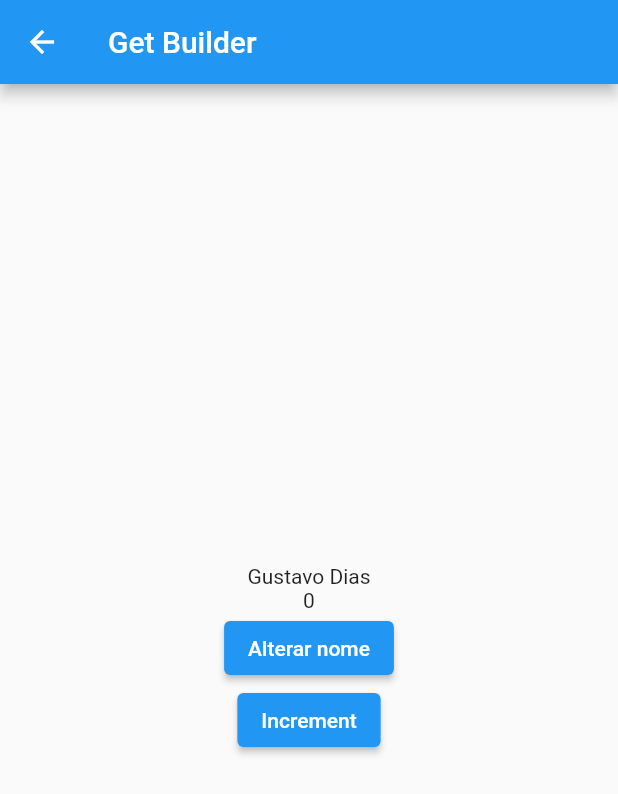
After one commit to 2DevGs/get_state_manager, a Flutter app: the screen it shows after launch, after a tap on "Get Builder", on a phone screen of 412 x 824 dp. The commit adds this screen. Shown: the top 794 px of the screen. Run offline on Flutter 3.47's test engine with Material 2 defaults, Android fonts, the phone set to English and light mode, and no system bars; our stand-ins replace get.

```diff
--- /dev/null
+++ b/lib/getbuilder/get_builder_controller.dart
@@ -0,0 +1,20 @@
+
+import 'package:get/get.dart';
+
+class GetBuilderController extends GetxController {
+
+  var nome = 'Gustavo Dias';
+
+  int contador = 0;
+
+  void alterarNome() {
+    nome = 'Gustaf Serano';
+    update();
+  }
+
+  void increment() {
+    contador++;
+    update(['contador']);
+  }
+
+}
--- /dev/null
+++ b/lib/getbuilder/get_builder_page.dart
@@ -0,0 +1,46 @@
+import 'package:flutter/material.dart';
+import 'package:get/get.dart';
+import 'package:get_state_manager/getbuilder/get_builder_controller.dart';
+
+class GetBuilderPage extends StatelessWidget {
+  const GetBuilderPage({super.key});
+
+  @override
+  Widget build(BuildContext context) {
+    return Scaffold(
+      appBar: AppBar(
+        title: const Text('Get Builder'),
+      ),
+      body: Center(
+        child: GetBuilder<GetBuilderController>(builder: (controller) {
+          debugPrint('######## GetBuilder Geral########################');
+          return Column(
+            mainAxisAlignment: MainAxisAlignment.center,
+            children: [
+              Text(controller.nome),
+              GetBuilder<GetBuilderController>(
+                id: 'contador',
+                builder: (controller) {
+                  debugPrint('######## GetBuilder Contador ########################');
+                  return Text(controller.contador.toString());
+                },
+              ),
+              ElevatedButton(
+                onPressed: () {
+                  controller.alterarNome();
+                },
+                child: const Text('Alterar nome'),
+              ),
+              ElevatedButton(
+                onPressed: () {
+                  controller.increment();
+                },
+                child: const Text('Increment'),
+              ),
+            ],
+          );
+        }),
+      ),
+    );
+  }
+}
--- a/lib/home_page.dart
+++ b/lib/home_page.dart
@@ -80,6 +80,18 @@ class HomePage extends StatelessWidget {
               },
               child: const Text('First Rebuild'),
             ),
+            TextButton(
+              onPressed: () {
+                Get.toNamed('/getBuilder');
+              },
+              child: const Text('Get Builder'),
+            ),
+            TextButton(
+              onPressed: () {
+                Get.toNamed('/fullLifeCycleController');
+              },
+              child: const Text('Full Life Cycle Controller'),
+            ),
           ],
         ),
       ),
--- a/lib/main.dart
+++ b/lib/main.dart
@@ -4,9 +4,13 @@ import 'package:get/get.dart';
 import 'atualizacao/atuzalizacao_objetos_page.dart';
 import 'basico/reatividade_page.dart';
 import 'controllers/controllers_home_page.dart';
+import 'controllers/full_life_cycle_controller/example_full_life_cycle_controller.dart';
+import 'controllers/full_life_cycle_controller/example_full_life_cycle_page.dart';
 import 'controllers/getxcontroller_example/controller.dart';
 import 'controllers/getxcontroller_example/getx_controller_example_page.dart';
 import 'firstRebuild/first_rebuild_page.dart';
+import 'getbuilder/get_builder_controller.dart';
+import 'getbuilder/get_builder_page.dart';
 import 'getx_widget/getx_widget_controller.dart';
 import 'getx_widget/getx_widget_page.dart';
 import 'home_page.dart';
@@ -91,7 +95,17 @@ class MyApp extends StatelessWidget {
         ),
         GetPage(
           name: '/firstRebuild',
-          page: () => FirstRebuildPage(),
+          page: () => const FirstRebuildPage(),
+        ),
+        GetPage(
+          name: '/getBuilder',
+          binding: BindingsBuilder.put(() => GetBuilderController()),
+          page: () => const GetBuilderPage(),
+        ),
+        GetPage(
+          name: '/fullLifeCycleController',
+          binding: BindingsBuilder.put(() => ExampleFullLifeCycleController()),
+          page: () => const ExampleFullLifeCyclePage(),
         ),
       ],
     );
```
Also changed, not shown: lib/controllers/full_life_cycle_controller/example_full_life_cycle_controller.dart (added, +48 -0 lines), lib/controllers/full_life_cycle_controller/example_full_life_cycle_page.dart (added, +14 -0 lines).
